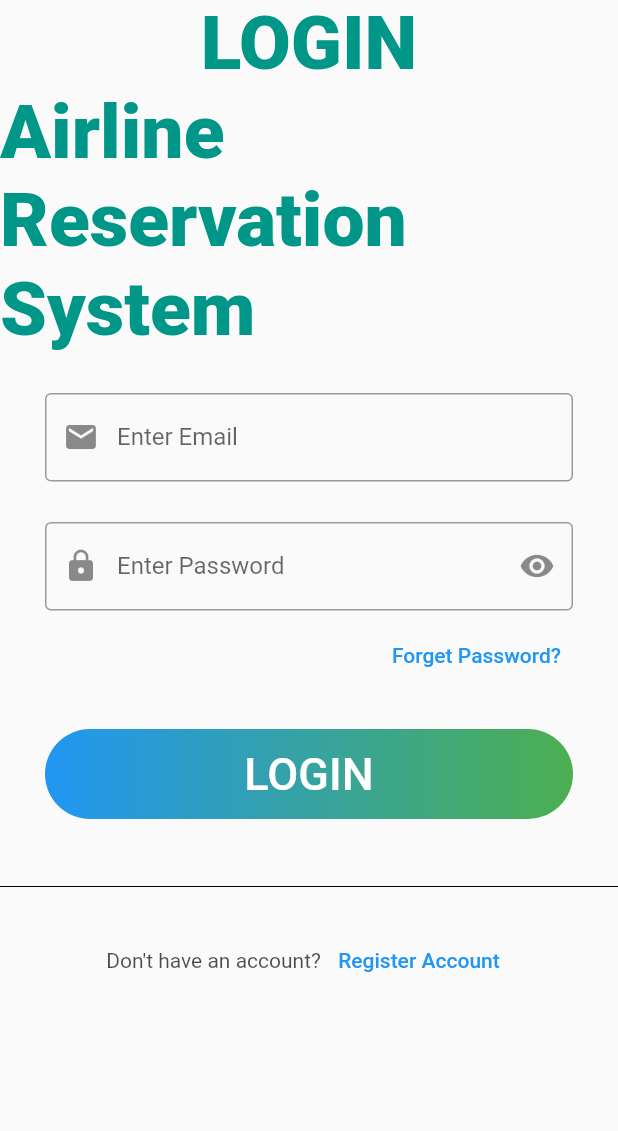
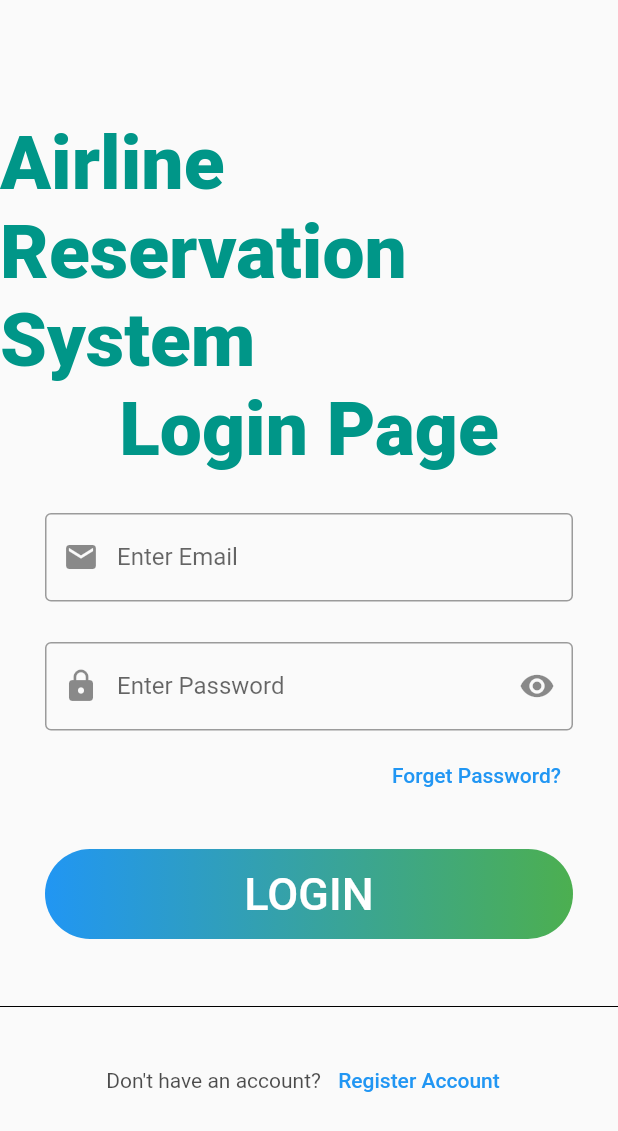
Before and after one commit to BaricuatroAngelo/ipt_airline, a Flutter app: the screen it shows after launch, on a phone screen of 412 x 824 dp. Shown: the top 1131 px of the screen. Run offline on Flutter 3.47's test engine with Material 2 defaults, Android fonts, the phone set to English and light mode, and no system bars.

Commit message:
minor change

```diff
--- a/airline_reservation_app/lib/loginpage.dart
+++ b/airline_reservation_app/lib/loginpage.dart
@@ -7,9 +7,10 @@ class LoginScreen extends StatelessWidget {
   Widget build(BuildContext context) {
     return Scaffold(
       body: Column(
+        mainAxisAlignment: MainAxisAlignment.center,
         children: [
           const Text(
-            "LOGIN",
+            "Airline Reservation System",
             style: TextStyle(
               fontSize: 50,
               fontWeight: FontWeight.w900,
@@ -17,7 +18,7 @@ class LoginScreen extends StatelessWidget {
             ),
           ),
           const Text(
-            "Airline Reservation System",
+            "Login Page",
             style: TextStyle(
               fontSize: 50,
               fontWeight: FontWeight.w900,
@@ -84,7 +85,9 @@ class LoginScreen extends StatelessWidget {
                     const LinearGradient(colors: [Colors.blue, Colors.green]),
               ),
               child: MaterialButton(
-                onPressed: () {},
+                onPressed: () {
+                  Navigator.of(context).pushNamed('/home');
+                },
                 child: const Text(
                   "LOGIN",
                   style: TextStyle(
--- a/airline_reservation_app/lib/main.dart
+++ b/airline_reservation_app/lib/main.dart
@@ -1,3 +1,4 @@
+import 'package:airline_reservation_app/homepage.dart';
 import 'package:airline_reservation_app/loginpage.dart';
 import 'package:flutter/material.dart';
 
@@ -10,9 +11,12 @@ class MyApp extends StatelessWidget{
 
   @override
   Widget build(BuildContext context){
-    return const MaterialApp(
+    return MaterialApp(
       debugShowCheckedModeBanner: false,
-      home: LoginScreen(),
+      home: const LoginScreen(),
+      routes: {
+        '/home': (context)=>const HomePage(),
+      },
     );
   }
 }
```
